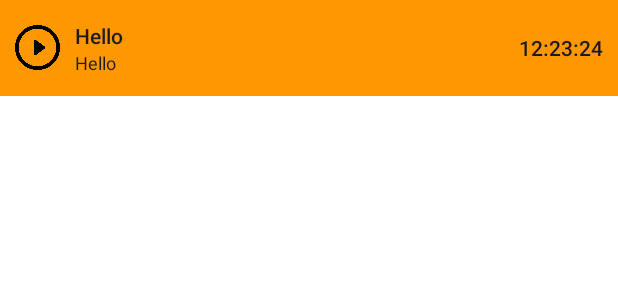
After one commit to Lomahs1401/Learn_Android, an Android app: the layout layout_custom_notification.xml on its own in the app's theme, with its tools: preview values and no code run, on a phone screen of 412 x 824 dp. The commit adds this screen. Shown: the top 300 px of the screen. Run offline under Robolectric (Android 15) with nearby library versions, the phone set to English and light mode, and no system bars.

Commit message:
Sound, Priority & Custom layout notification

```diff
--- /dev/null
+++ b/Notification/app/src/main/res/layout/layout_custom_notification.xml
@@ -0,0 +1,50 @@
+<?xml version="1.0" encoding="utf-8"?>
+<RelativeLayout xmlns:android="http://schemas.android.com/apk/res/android"
+    android:layout_width="match_parent"
+    android:layout_height="64dp"
+    android:padding="10dp"
+    android:background="@color/orange">
+
+    <ImageView
+        android:id="@+id/img_custom_notification"
+        android:layout_width="30dp"
+        android:layout_height="30dp"
+        android:src="@drawable/ic_music_play"
+        android:layout_centerVertical="true" />
+
+    <LinearLayout
+        android:layout_width="match_parent"
+        android:layout_height="wrap_content"
+        android:layout_toStartOf="@id/tv_time_custom_notification"
+        android:layout_toEndOf="@id/img_custom_notification"
+        android:layout_marginStart="10dp"
+        android:layout_marginEnd="10dp"
+        android:layout_centerVertical="true"
+        android:orientation="vertical">
+
+        <TextView
+            android:id="@+id/tv_title_custom_notification"
+            android:layout_width="match_parent"
+            android:layout_height="wrap_content"
+            style="@style/TextAppearance.Compat.Notification.Title"
+            android:text="@string/hello" />
+
+        <TextView
+            android:id="@+id/tv_message_custom_notification"
+            android:layout_width="match_parent"
+            android:layout_height="wrap_content"
+            style="@style/TextAppearance.Compat.Notification.Info"
+            android:text="@string/hello" />
+
+    </LinearLayout>
+
+    <TextView
+        android:id="@+id/tv_time_custom_notification"
+        android:layout_width="wrap_content"
+        android:layout_height="wrap_content"
+        android:layout_alignParentEnd="true"
+        android:layout_centerVertical="true"
+        style="@style/TextAppearance.Compat.Notification.Title"
+        android:text="@string/time" />
+
+</RelativeLayout>
--- a/Notification/app/src/main/res/values/colors.xml
+++ b/Notification/app/src/main/res/values/colors.xml
@@ -7,4 +7,5 @@
     <color name="teal_700">#FF018786</color>
     <color name="black">#FF000000</color>
     <color name="white">#FFFFFFFF</color>
+    <color name="orange">#FF9800</color>
 </resources>
--- a/Notification/app/src/main/res/values/strings.xml
+++ b/Notification/app/src/main/res/values/strings.xml
@@ -4,6 +4,11 @@
     <string name="send_notification_2">Send Notification 2</string>
     <string name="channel_name_1">Channel 1</string>
     <string name="channel_name_2">Channel 2</string>
+    <string name="channel_name_custom_notification">Channel Custom Notification</string>
     <string name="channel_description_1">This is Channel 1</string>
     <string name="channel_description_2">This is Channel 2</string>
+    <string name="channel_description_custom_notification">This is Channel Custom Notification</string>
+    <string name="custom_notification">Custom Notification</string>
+    <string name="hello">Hello</string>
+    <string name="time">12:23:24</string>
 </resources>
```
Also changed, not shown: Notification/app/src/main/java/com/example/notificationexample/MainActivity.kt (+45 -4 lines), Notification/app/src/main/java/com/example/notificationexample/MyApplication.kt (+30 -2 lines), Notification/app/src/main/res/layout/activity_main.xml (+8 -0 lines), Notification/app/src/main/res/layout/layout_custom_notification_expanded.xml (added, +33 -0 lines), 1 other file.
